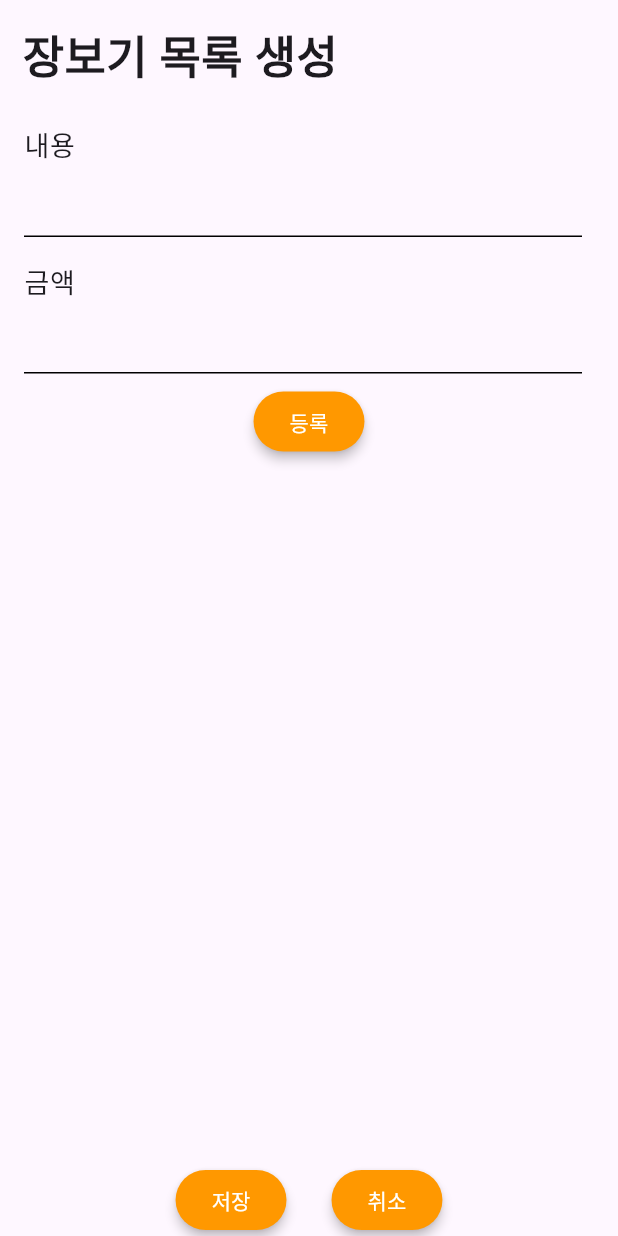
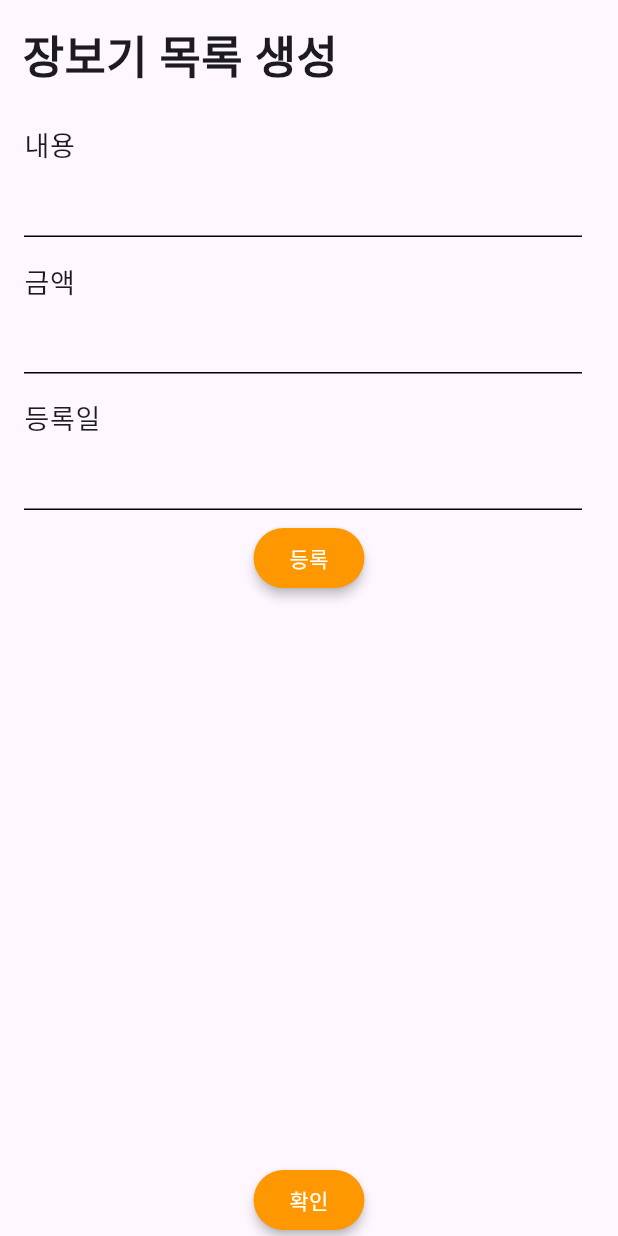
Before and after one commit to seojh5939/RefrigeratorMap, a Flutter app: the AddShoppingPage screen opened directly with empty values, after a tap on "등록", on a phone screen of 412 x 824 dp. Run offline on Flutter 3.47's test engine with Material 2 defaults, Android fonts, the phone set to English and light mode, and no system bars; our stand-ins replace sqflite, table_calendar; accounts and stored records are empty.

Commit message:
[COMPLETION] : 🎉 db 추가 완료

```diff
--- a/lib/data/db/db_helper.dart
+++ b/lib/data/db/db_helper.dart
@@ -17,15 +17,21 @@ class DBHelper {
   static Database? _database;
 
   Future<Database> get database async {
-    if (_database != null) return _database as Database;
+    if (_database != null) {
+      return _database as Database;
+    }
     _database = await initDB();
     return _database as Database;
   }
 
-  initDB() async {
+  Future<Database> initDB() async {
     var databasePath = await getDatabasesPath();
     String path = join(databasePath, 'dev.db');
-    _database = await openDatabase(
+
+    // DB 삭제(테스트용)
+    await deleteDatabase(path);
+
+    return await openDatabase(
       path,
       version: 1,
       onCreate: _onCreate,
--- a/lib/data/model/refrigerator.dart
+++ b/lib/data/model/refrigerator.dart
@@ -1,5 +1,3 @@
-import 'dart:math';
-
 class RefrigeratorField {
   static final String id = 'id';
   static final String name = 'name';
--- a/lib/main.dart
+++ b/lib/main.dart
@@ -6,12 +6,9 @@ import 'package:refrigerator_map/util/global_variable.dart';
 import 'package:refrigerator_map/view/home/home_page.dart';
 import 'package:refrigerator_map/viewModel/bottom_navi_viewmodel.dart';
 import 'package:refrigerator_map/viewModel/shopping_viewmodel.dart';
-import 'package:shared_preferences/shared_preferences.dart';
 
-late SharedPreferences prefs;
 void main() async {
   WidgetsFlutterBinding.ensureInitialized();
-  prefs = await SharedPreferences.getInstance();
   initializeDateFormatting().then(
     (_) => runApp(
       MultiProvider(
--- a/lib/util/preference_keys.dart
+++ /dev/null
@@ -1,5 +0,0 @@
-/// SharedPreferences의 Key값 관리용
-abstract class PreferenceKeys {
-  static const String shoppingList =
-      "shoppingList"; // ShoppingViewModel의 ShoppingList 저장 키
-}
--- a/lib/view/common/floating_action_button.dart
+++ b/lib/view/common/floating_action_button.dart
@@ -2,11 +2,7 @@ import 'package:flutter/material.dart';
 import 'package:refrigerator_map/style/color.dart';
 
 class CustomFloatingActionButton extends StatelessWidget {
-  CustomFloatingActionButton({
-    required this.title,
-    required this.onTab,
-  });
-  String title;
+  CustomFloatingActionButton({required this.onTab});
   void Function() onTab;
 
   @override
--- a/lib/view/home/home_page.dart
+++ b/lib/view/home/home_page.dart
@@ -20,9 +20,7 @@ class HomePage extends StatelessWidget {
         ),
       ),
       floatingActionButtonLocation: FloatingActionButtonLocation.miniEndFloat,
-      floatingActionButton: CustomFloatingActionButton(
-          title: "식재료 추가",
-          onTab: () {
+      floatingActionButton: CustomFloatingActionButton(onTab: () {
         Navigator.push(
           context,
           MaterialPageRoute(
--- a/lib/view/shopping/add_shopping_page.dart
+++ b/lib/view/shopping/add_shopping_page.dart
@@ -1,5 +1,6 @@
 import 'package:flutter/material.dart';
 import 'package:provider/provider.dart';
+import 'package:refrigerator_map/data/model/checklist.dart';
 import 'package:refrigerator_map/data/model/shopping.dart';
 import 'package:refrigerator_map/view/shopping/add_shopping_item.dart';
 import 'package:refrigerator_map/viewModel/shopping_viewmodel.dart';
@@ -21,7 +22,6 @@ class _AddShoppingPageState extends State<AddShoppingPage> {
   @override
   Widget build(BuildContext context) {
     ShoppingViewModel viewModel = context.read<ShoppingViewModel>();
-    tempList = [...viewModel.shoppingList];
     return Scaffold(
       body: SafeArea(
         child: Column(
@@ -80,20 +80,41 @@ class _AddShoppingPageState extends State<AddShoppingPage> {
                     ),
                   ),
                 ),
+                ListTile(
+                  title: Text(
+                    "등록일",
+                    style: TextStyle(
+                      fontSize: 18,
+                      fontWeight: FontWeight.w500,
+                    ),
+                  ),
+                  subtitle: SizedBox(
+                    width: MediaQuery.of(context).size.width * 0.7,
+                    child: TextFormField(
+                      readOnly: true,
+                      decoration: InputDecoration(
+                        enabledBorder: UnderlineInputBorder(
+                          borderSide: BorderSide(color: Colors.black),
+                        ),
+                        focusedBorder: UnderlineInputBorder(
+                          borderSide: BorderSide(color: Colors.orange),
+                        ),
+                      ),
+                    ),
+                  ),
+                ),
                 ElevatedButton(
                   style: ButtonStyle(
                       backgroundColor: MaterialStateProperty.all(Colors.orange),
                       elevation: MaterialStateProperty.all(3)),
                   onPressed: () {
-                    tempList.add(
-                      Shopping(
+                    viewModel.addCheckList(
+                      CheckList(
                           title: widget.title,
-                        dttm: "dttm",
                           content: contentController.text,
                           amount: int.parse(amountController.text),
-                      ),
+                          ischeck: false),
                     );
-                    viewModel.notifyListeners();
                   },
                   child: Text(
                     "등록",
@@ -105,15 +126,36 @@ class _AddShoppingPageState extends State<AddShoppingPage> {
               ],
             ),
             Expanded(
-              child: ListView.builder(
-                itemCount: viewModel.shoppingList.length,
+              child: Center(
+                child: FutureBuilder(
+                  future: _futureCheckList(viewModel, widget.title),
+                  builder: (BuildContext context, AsyncSnapshot snapshot) {
+                    if (snapshot.hasData == false) {
+                      return CircularProgressIndicator();
+                    } else if (snapshot.hasError) {
+                      return Padding(
+                        padding: EdgeInsets.all(8.0),
+                        child: Text(
+                          "Error : ${snapshot.error}",
+                          style: TextStyle(fontSize: 15),
+                        ),
+                      );
+                    } else {
+                      List<CheckList> data = snapshot.data;
+                      return data.isEmpty
+                          ? Container()
+                          : ListView.builder(
+                              itemCount: data.length,
                               itemBuilder: (context, index) {
                                 return AddShoppingItem(
                                   index: index,
-                    title: widget.title,
-                    list: tempList,
+                                  list: data,
                                 );
                               },
+                            );
+                    }
+                  },
+                ),
               ),
             ),
             Row(
@@ -124,26 +166,10 @@ class _AddShoppingPageState extends State<AddShoppingPage> {
                       backgroundColor: MaterialStateProperty.all(Colors.orange),
                       elevation: MaterialStateProperty.all(3)),
                   onPressed: () {
-                    viewModel.deepCopyShoppingList(tempList);
                     Navigator.pop(context);
                   },
                   child: Text(
-                    "저장",
-                    style: TextStyle(
-                      color: Colors.white,
-                    ),
-                  ),
-                ),
-                SizedBox(
-                  width: 30,
-                ),
-                ElevatedButton(
-                  style: ButtonStyle(
-                      backgroundColor: MaterialStateProperty.all(Colors.orange),
-                      elevation: MaterialStateProperty.all(3)),
-                  onPressed: () {},
-                  child: Text(
-                    "취소",
+                    "확인",
                     style: TextStyle(
                       color: Colors.white,
                     ),
@@ -156,4 +182,8 @@ class _AddShoppingPageState extends State<AddShoppingPage> {
       ),
     );
   }
+
+  Future<List<CheckList>> _futureCheckList(
+          ShoppingViewModel viewModel, String title) async =>
+      await viewModel.getAllCheckList(title);
 }
--- a/pubspec.yaml
+++ b/pubspec.yaml
@@ -36,7 +36,6 @@ dependencies:
   # Use with the CupertinoIcons class for iOS style icons.
   cupertino_icons: ^1.0.2
   provider: ^6.0.5
-  shared_preferences: ^2.2.0
   table_calendar: ^3.0.9
   intl: ^0.18.1
   sqflite: ^2.2.8+4
```
Also changed, not shown: lib/data/db/service/checklist_service.dart (+45 -20 lines), lib/data/db/service/diet_service.dart (+3 -7 lines), lib/data/db/service/muckitlist_service.dart (+6 -8 lines), lib/data/db/service/refrigerator_service.dart (+6 -8 lines), lib/data/db/service/shopping_service.dart (+9 -11 lines), lib/view/shopping/add_shopping_item.dart (+10 -15 lines), lib/view/shopping/shopping_item.dart (+92 -43 lines), lib/view/shopping/shopping_page.dart (+76 -60 lines), lib/viewModel/shopping_viewmodel.dart (+37 -33 lines), 3 other files. Lines whose indentation alone changed are shown as unchanged.
